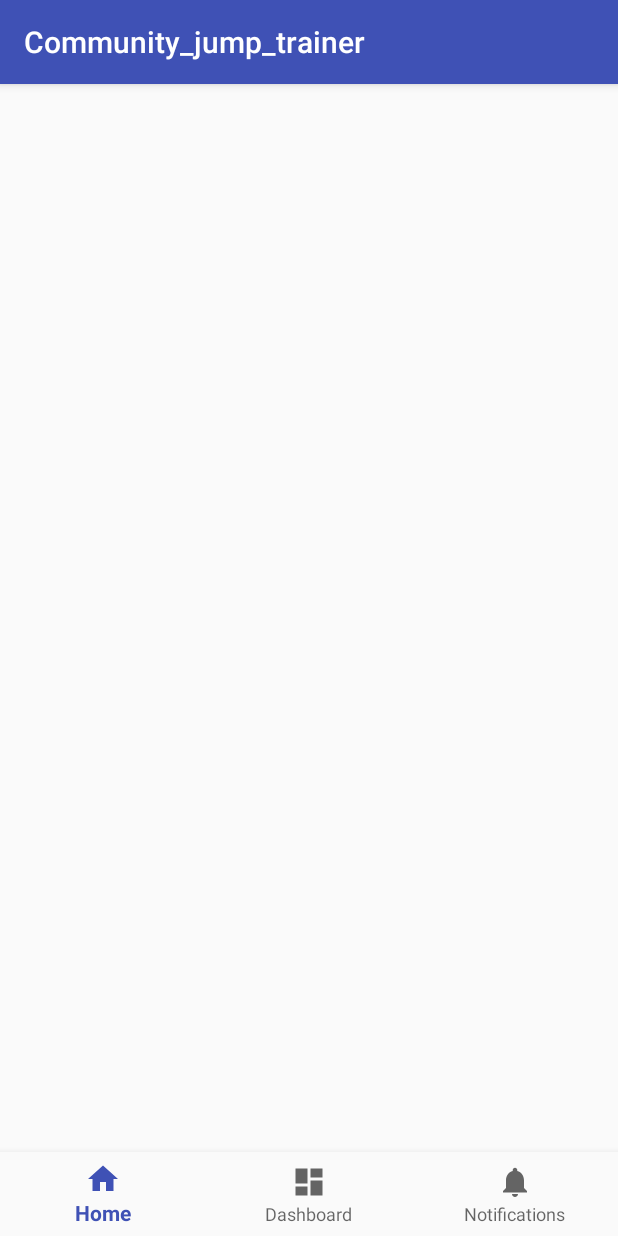
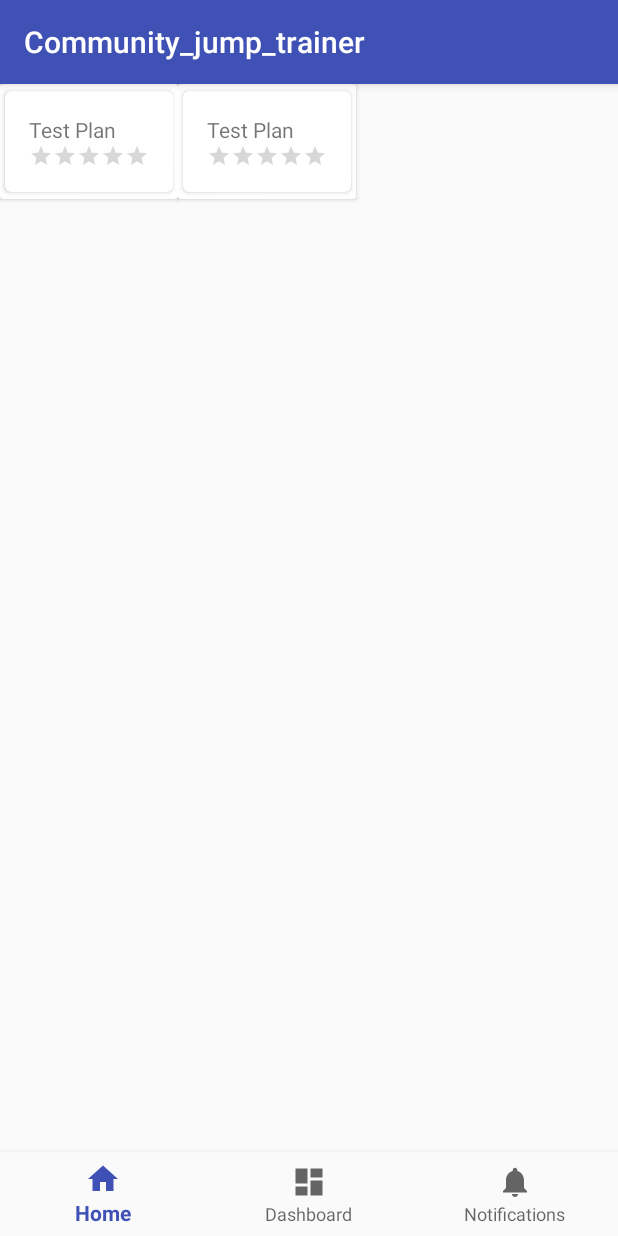
Before and after one commit to geckogecko/jumpstar, an Android app: the screen it shows after launch (MainActivity), on a phone screen of 412 x 824 dp. Run offline under Robolectric (Android 15) with nearby library versions, the phone set to English and light mode, and no system bars; libraries missing offline, so code that uses them is left out: com.stephentuso.welcome; 2 statements that could not run were skipped.

Commit message:
added basic TraningsPlanView

```diff
--- a/community_jump_trainer/app/src/main/java/georg/steinbacher/community_jump_trainer/MainActivity.java
+++ b/community_jump_trainer/app/src/main/java/georg/steinbacher/community_jump_trainer/MainActivity.java
@@ -71,22 +71,24 @@ public class MainActivity extends AppCompatActivity {
         BottomNavigationView navigation = findViewById(R.id.navigation);
         navigation.setOnNavigationItemSelectedListener(mOnNavigationItemSelectedListener);
 
+        /*
         //Receicler
         RecyclerView rv = findViewById(R.id.rv);
         LinearLayoutManager llm = new LinearLayoutManager(this);
         rv.setLayoutManager(llm);
 
         List<Exercise> exerciseList = new ArrayList<>();
-        /*
+
         exerciseList.add(new Exercise("Excercise1", "This is a long description bla as1 asdsdaf"));
         exerciseList.add(new Exercise("Excercise2", "This is a long description bla as1 asdsdaf"));
         exerciseList.add(new Exercise("Excercise3", "This is a long description bla as1 asdsdaf"));
         exerciseList.add(new Exercise("Excercise4", "This is a long description bla as1 asdsdaf"));
         exerciseList.add(new Exercise("Excercise5", "This is a long description bla as1 asdsdaf"));
-        */
+
 
         RVAdapter adapter = new RVAdapter(exerciseList);
         rv.setAdapter(adapter);
+        */
     }
 
     @Override
--- /dev/null
+++ b/community_jump_trainer/app/src/main/java/georg/steinbacher/community_jump_trainer/view/TrainingsPlanView.java
@@ -0,0 +1,30 @@
+package georg.steinbacher.community_jump_trainer.view;
+
+import android.content.Context;
+import android.support.v7.widget.CardView;
+import android.util.AttributeSet;
+import android.view.View;
+import android.widget.LinearLayout;
+
+import georg.steinbacher.community_jump_trainer.R;
+
+
+/**
+ * Created by georg on 04.04.18.
+ */
+
+public class TrainingsPlanView extends CardView {
+    public TrainingsPlanView(Context context) {
+        super(context);
+        init(context);
+    }
+
+    public TrainingsPlanView(Context context, AttributeSet attrs) {
+        super(context,attrs);
+        init(context);
+    }
+
+    private void init(Context context) {
+        inflate(context, R.layout.trainings_plan_view, this);
+    }
+}
--- a/community_jump_trainer/app/src/main/res/layout/activity_main.xml
+++ b/community_jump_trainer/app/src/main/res/layout/activity_main.xml
@@ -7,11 +7,25 @@
     android:layout_height="match_parent"
     tools:context="georg.steinbacher.community_jump_trainer.MainActivity">
 
+    <android.support.v7.widget.LinearLayoutCompat
+        android:layout_width="match_parent"
+        android:layout_height="match_parent">
+        <georg.steinbacher.community_jump_trainer.view.TrainingsPlanView
+            android:layout_width="wrap_content"
+            android:layout_height="wrap_content" />
+
+        <georg.steinbacher.community_jump_trainer.view.TrainingsPlanView
+            android:layout_width="wrap_content"
+            android:layout_height="wrap_content" />
+    </android.support.v7.widget.LinearLayoutCompat>
+
+    <!--
     <android.support.v7.widget.RecyclerView
         android:layout_width="match_parent"
         android:layout_height="match_parent"
         android:id="@+id/rv"
         android:scrollbars="vertical" />
+    -->
 
     <android.support.design.widget.BottomNavigationView
         android:id="@+id/navigation"
--- /dev/null
+++ b/community_jump_trainer/app/src/main/res/layout/trainings_plan_view.xml
@@ -0,0 +1,26 @@
+<?xml version="1.0" encoding="utf-8"?>
+<android.support.v7.widget.CardView xmlns:android="http://schemas.android.com/apk/res/android"
+    xmlns:card_view="http://schemas.android.com/apk/res-auto"
+    android:layout_width="wrap_content"
+    android:layout_height="wrap_content"
+    card_view:cardCornerRadius="4dp"
+    card_view:cardUseCompatPadding="true">
+
+    <LinearLayout
+        android:layout_width="match_parent"
+        android:layout_height="wrap_content"
+        android:padding="16dp"
+        android:orientation="vertical">
+
+        <TextView
+            android:layout_width="wrap_content"
+            android:layout_height="wrap_content"
+            android:text="Test Plan" />
+
+        <android.support.v7.widget.AppCompatRatingBar
+            android:layout_width="wrap_content"
+            android:layout_height="wrap_content"
+            style="?android:attr/ratingBarStyleSmall"/>
+    </LinearLayout>
+
+</android.support.v7.widget.CardView>
```
